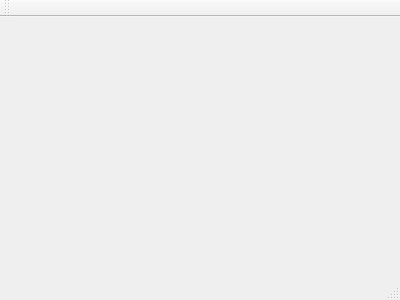
Old version of the form GameTrackerV2/mainwindow.ui in the repository Zazkya/game-tracker-v2.
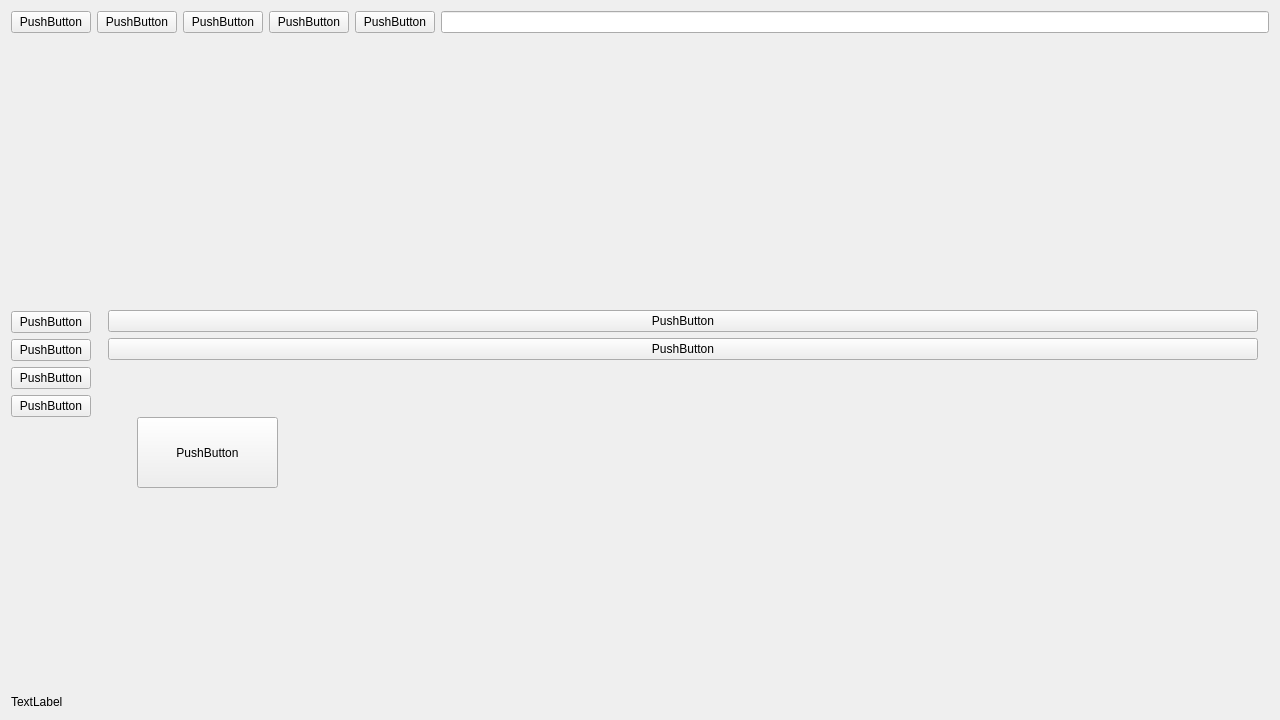
New version of the form.

Commit message: Added db Functionality -still need to tweak table Added UI layout -still need to setup stack widgets

Diff of the .ui file:
```diff
--- a/GameTrackerV2/mainwindow.ui
+++ b/GameTrackerV2/mainwindow.ui
@@ -1,24 +1,210 @@
 <ui version="4.0">
  <class>MainWindow</class>
- <widget class="QMainWindow" name="MainWindow" >
-  <property name="geometry" >
+ <widget class="QMainWindow" name="MainWindow">
+  <property name="geometry">
    <rect>
     <x>0</x>
     <y>0</y>
-    <width>400</width>
-    <height>300</height>
+    <width>1280</width>
+    <height>720</height>
    </rect>
   </property>
   <property name="windowTitle" >
    <string>MainWindow</string>
   </property>
-  <widget class="QMenuBar" name="menuBar" />
-  <widget class="QToolBar" name="mainToolBar" />
-  <widget class="QWidget" name="centralWidget" />
-  <widget class="QStatusBar" name="statusBar" />
+  <widget class="QWidget" name="centralWidget">
+   <layout class="QGridLayout" name="gridLayout">
+    <item row="1" column="0">
+     <layout class="QVBoxLayout" name="verticalLayout">
+      <item>
+       <spacer name="verticalSpacer_2">
+        <property name="orientation">
+         <enum>Qt::Vertical</enum>
+        </property>
+        <property name="sizeHint" stdset="0">
+         <size>
+          <width>20</width>
+          <height>40</height>
+         </size>
+        </property>
+       </spacer>
+      </item>
+      <item>
+       <widget class="QPushButton" name="pushButton">
+        <property name="text">
+         <string>PushButton</string>
+        </property>
+       </widget>
+      </item>
+      <item>
+       <widget class="QPushButton" name="pushButton_4">
+        <property name="text">
+         <string>PushButton</string>
+        </property>
+       </widget>
+      </item>
+      <item>
+       <widget class="QPushButton" name="pushButton_3">
+        <property name="text">
+         <string>PushButton</string>
+        </property>
+       </widget>
+      </item>
+      <item>
+       <widget class="QPushButton" name="pushButton_2">
+        <property name="text">
+         <string>PushButton</string>
+        </property>
+       </widget>
+      </item>
+      <item>
+       <spacer name="verticalSpacer">
+        <property name="orientation">
+         <enum>Qt::Vertical</enum>
+        </property>
+        <property name="sizeHint" stdset="0">
+         <size>
+          <width>20</width>
+          <height>40</height>
+         </size>
+        </property>
+       </spacer>
+      </item>
+      <item>
+       <widget class="QLabel" name="label">
+        <property name="text">
+         <string>TextLabel</string>
+        </property>
+       </widget>
+      </item>
+     </layout>
+    </item>
+    <item row="0" column="0" colspan="2">
+     <layout class="QHBoxLayout" name="horizontalLayout">
+      <item>
+       <widget class="QPushButton" name="pushButton_8">
+        <property name="text">
+         <string>PushButton</string>
+        </property>
+       </widget>
+      </item>
+      <item>
+       <widget class="QPushButton" name="pushButton_7">
+        <property name="text">
+         <string>PushButton</string>
+        </property>
+       </widget>
+      </item>
+      <item>
+       <widget class="QPushButton" name="pushButton_9">
+        <property name="text">
+         <string>PushButton</string>
+        </property>
+       </widget>
+      </item>
+      <item>
+       <widget class="QPushButton" name="pushButton_6">
+        <property name="text">
+         <string>PushButton</string>
+        </property>
+       </widget>
+      </item>
+      <item>
+       <widget class="QPushButton" name="pushButton_5">
+        <property name="text">
+         <string>PushButton</string>
+        </property>
+       </widget>
+      </item>
+      <item>
+       <widget class="QLineEdit" name="lineEdit"/>
+      </item>
+     </layout>
+    </item>
+    <item row="1" column="1">
+     <layout class="QVBoxLayout" name="verticalLayout_2">
+      <item>
+       <widget class="QStackedWidget" name="stackedWidget">
+        <property name="currentIndex">
+         <number>0</number>
+        </property>
+        <widget class="QWidget" name="page_3">
+         <layout class="QVBoxLayout" name="verticalLayout_3">
+          <item>
+           <spacer name="verticalSpacer_3">
+            <property name="orientation">
+             <enum>Qt::Vertical</enum>
+            </property>
+            <property name="sizeHint" stdset="0">
+             <size>
+              <width>20</width>
+              <height>40</height>
+             </size>
+            </property>
+           </spacer>
+          </item>
+          <item>
+           <widget class="QPushButton" name="pushButton_13">
+            <property name="text">
+             <string>PushButton</string>
+            </property>
+           </widget>
+          </item>
+          <item>
+           <widget class="QPushButton" name="pushButton_10">
+            <property name="text">
+             <string>PushButton</string>
+            </property>
+           </widget>
+          </item>
+         </layout>
+        </widget>
+        <widget class="QWidget" name="page_4"/>
+       </widget>
+      </item>
+      <item>
+       <widget class="QStackedWidget" name="stackedWidget_2">
+        <widget class="QWidget" name="page_11">
+         <widget class="QPushButton" name="pushButton_12">
+          <property name="geometry">
+           <rect>
+            <x>40</x>
+            <y>40</y>
+            <width>141</width>
+            <height>71</height>
+           </rect>
+          </property>
+          <property name="text">
+           <string>PushButton</string>
+          </property>
+         </widget>
+         <zorder>pushButton_12</zorder>
+         <zorder>stackedWidget</zorder>
+         <zorder>stackedWidget</zorder>
+        </widget>
+        <widget class="QWidget" name="page_12">
+         <widget class="QPushButton" name="pushButton_11">
+          <property name="geometry">
+           <rect>
+            <x>410</x>
+            <y>100</y>
+            <width>291</width>
+            <height>141</height>
+           </rect>
+          </property>
+          <property name="text">
+           <string>PushButton</string>
+          </property>
+         </widget>
+        </widget>
+       </widget>
+      </item>
+     </layout>
+    </item>
+   </layout>
+  </widget>
  </widget>
- <layoutDefault spacing="6" margin="11" />
- <pixmapfunction></pixmapfunction>
+ <layoutdefault spacing="6" margin="11"/>
  <resources/>
  <connections/>
 </ui>
```
Left out of the diff: 5 changed lines with no effect on the pictures. The commit also changes 7 other files.
